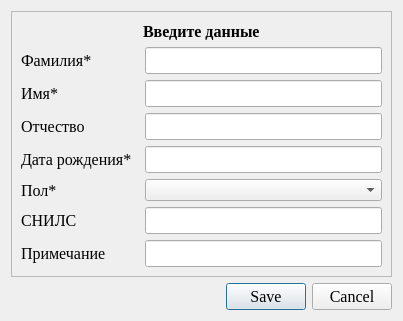
Before: the Qt Designer form view/ui/add_person_dialog.ui in AlevtinAntonov/paid_services, drawn with Qt 5.
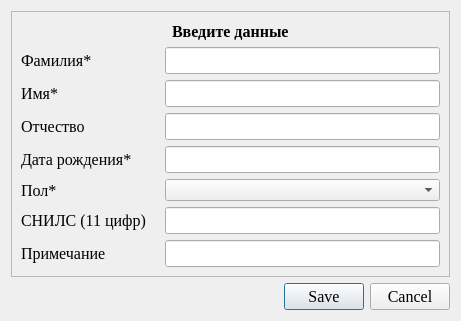
After: the same form once the commit is applied.

What changed in the file:
```diff
--- a/view/ui/add_person_dialog.ui
+++ b/view/ui/add_person_dialog.ui
@@ -6,7 +6,7 @@
    <rect>
     <x>0</x>
     <y>0</y>
-    <width>403</width>
+    <width>461</width>
     <height>316</height>
    </rect>
   </property>
@@ -206,7 +206,7 @@
            </font>
           </property>
           <property name="text">
-           <string>СНИЛС</string>
+           <string>СНИЛС (11 цифр)</string>
           </property>
          </widget>
         </item>
```
Left out of the diff: 8 changed lines with no effect on the pictures.
